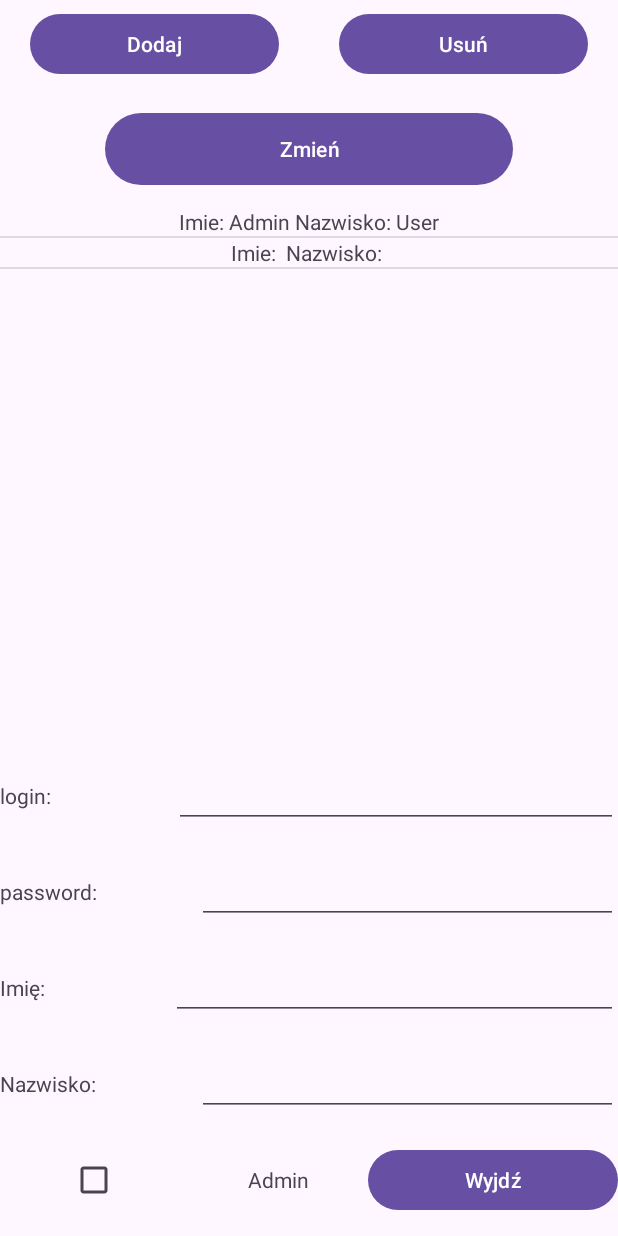
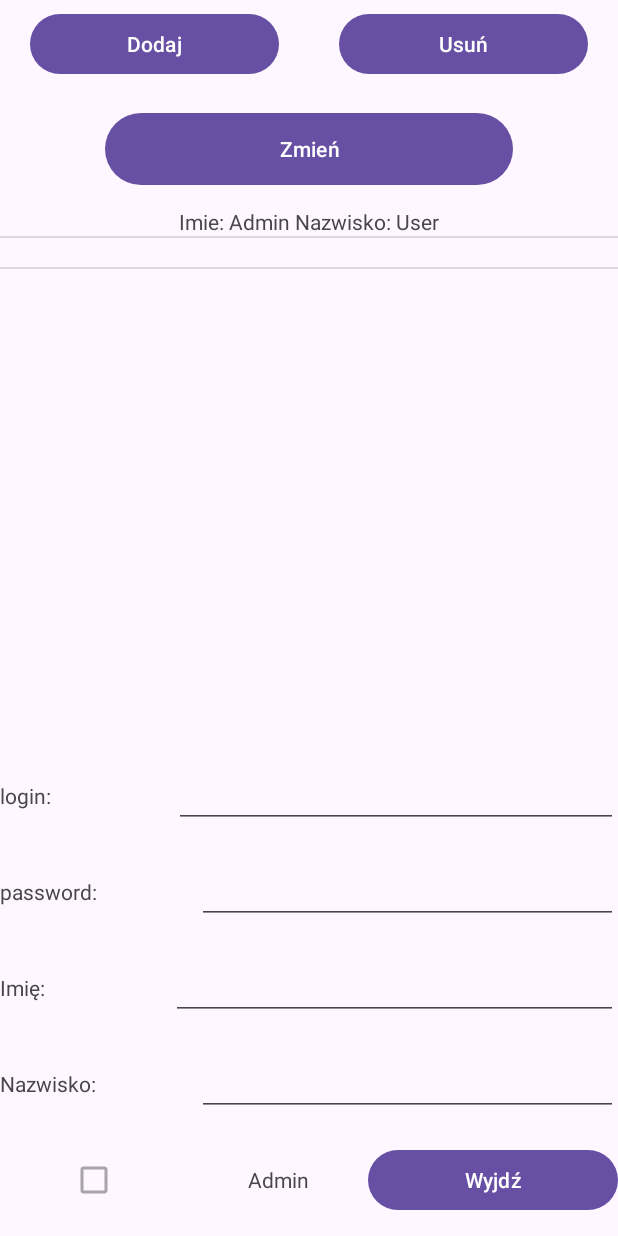
Before and after one commit to JustJuulia/INF04_exercises, an Android app: the AdminActivity screen opened directly, with no data from a screen before it, after a tap on "Dodaj", on a phone screen of 412 x 824 dp. Run offline under Robolectric (Android 15) with nearby library versions, the phone set to English and light mode, and no system bars; 1 statement that could not run was skipped.

Commit message:
done all exercises

```diff
--- a/mobile/inf04_adminlog/app/src/main/java/com/example/inf04_adminlog/AdminActivity.java
+++ b/mobile/inf04_adminlog/app/src/main/java/com/example/inf04_adminlog/AdminActivity.java
@@ -85,6 +85,8 @@ public class AdminActivity extends AppCompatActivity {
             ps.addTextChangedListener(adm_tw);
         }
         else {
+            if(login.equals("admin")){
+                ca.setEnabled(true);
                 dodaj.setEnabled(true);
                 usun.setEnabled(true);
                 wyjdz.setEnabled(true);
@@ -94,7 +96,19 @@ public class AdminActivity extends AppCompatActivity {
                 nz.setText(userSurname);
                 lg.setText(userLogin);
                 ps.setText(userPassword);
-            ca.setChecked(isAdmin);
+            }
+            else {
+                dodaj.setEnabled(true);
+                usun.setEnabled(true);
+                wyjdz.setEnabled(true);
+                all_people.setEnabled(true);
+                zmien.setEnabled(true);
+                im.setText(userName);
+                nz.setText(userSurname);
+                lg.setText(userLogin);
+                ps.setText(userPassword);
+                ca.setEnabled(false);
+            }
         }
 
         dodaj.setOnClickListener(new View.OnClickListener() {
--- a/mobile/inf04_adminlog/app/src/main/java/com/example/inf04_adminlog/AllUsers.java
+++ b/mobile/inf04_adminlog/app/src/main/java/com/example/inf04_adminlog/AllUsers.java
@@ -43,7 +43,7 @@ public class AllUsers {
     }
     public void changeTheUser(String password){
         for(User user : users){
-            if((user.getLogin().equals("admin")) || (user.name.equals("Admin") && user.surname.equals("User"))){
+            if(user.getLogin().equals("admin")){
                 users.remove(user);
                 User my_changed = new User("admin", password, "Admin", "User",true);
                 users.add(my_changed);
--- a/mobile/inf04_adminlog/app/src/main/java/com/example/inf04_adminlog/UserListAdapter.java
+++ b/mobile/inf04_adminlog/app/src/main/java/com/example/inf04_adminlog/UserListAdapter.java
@@ -49,19 +49,32 @@ public class UserListAdapter extends BaseAdapter {
         }
 
         User user = users.get(position);
-        if(loggedInUserLogin == null){
+
+        if (loggedInUserLogin == null) {
             Intent intent = ((AdminActivity) context).getIntent();
             loggedInUserLogin = intent.getStringExtra("ADMIN_LOGIN");
         }
+
         TextView dane = convertView.findViewById(R.id.imie_nazw);
-        dane.setText("Imie: " + user.name + " Nazwisko: " + user.surname);
+
+        String userName = user.name != null ? user.name : "";
+        String userSurname = user.surname != null ? user.surname : "";
+
+        if (userName.isEmpty() && userSurname.isEmpty()) {
+            dane.setText("");
+        } else {
+            dane.setText("Imie: " + userName + " Nazwisko: " + userSurname);
+        }
+
+
         if (user.getLogin().equals(loggedInUserLogin)) {
             convertView.setBackgroundColor(Color.RED);
-
         } else {
             convertView.setBackgroundColor(Color.TRANSPARENT);
         }
+
         convertView.setOnClickListener(v -> {
+            if(!user.getLogin().equals("admin")) {
                 Intent intent = new Intent(context, AdminActivity.class);
                 intent.putExtra("LOGIN", user.getLogin());
                 intent.putExtra("PASSW", user.getPassword());
@@ -73,7 +86,10 @@ public class UserListAdapter extends BaseAdapter {
                 intent.putExtra("USER_ADMIN", user.admin);
                 intent.putExtra("ADMIN_LOGIN", loggedInUserLogin);
                 context.startActivity(intent);
+            }
         });
+
         return convertView;
     }
+
 }
```
Also changed, not shown: mobile/inf04_adminlog/app/src/main/java/com/example/inf04_adminlog/MainActivity.java (+12 -2 lines). Lines whose indentation alone changed are shown as unchanged.
